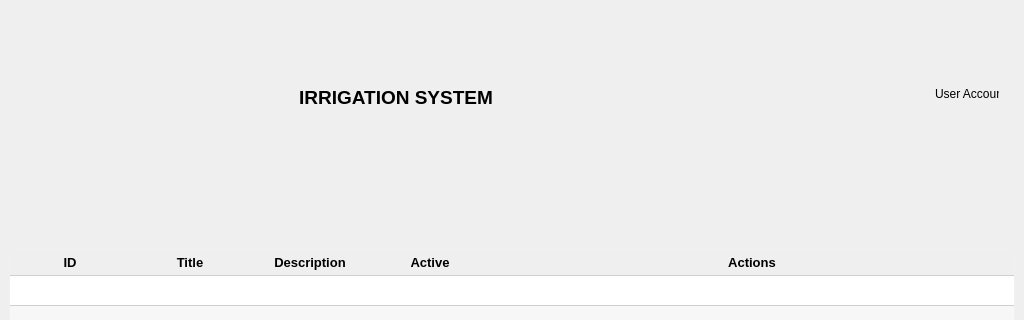
Before: the Qt Designer form main.ui in Quang-Nguyen-Van/MSE_Do-An-Tot-Nghiep, drawn with Qt 5; both pictures show x 0 to 1024 and y 0 to 320 of the 1024 by 800 pixel window.
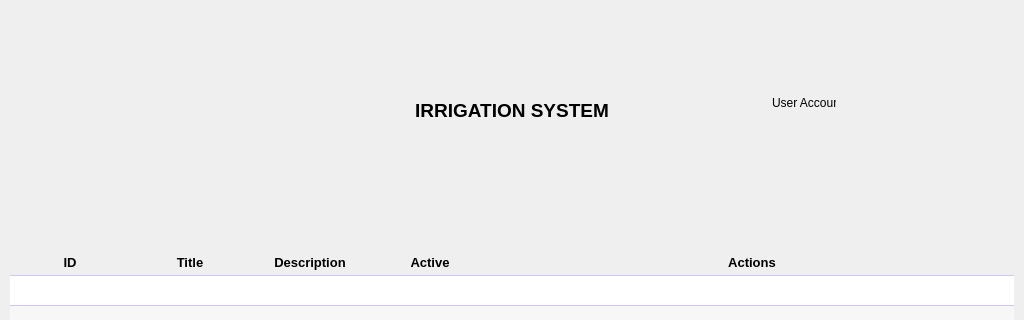
After: the same form once the commit is applied.

Commit message: fix fullScreen Main

What changed in the file:
```diff
--- a/main.ui
+++ b/main.ui
@@ -62,29 +62,47 @@
        <number>0</number>
       </property>
       <layout class="QHBoxLayout" name="horizontalLayout">
-       <property name="spacing">
-        <number>0</number>
-       </property>
-       <property name="leftMargin">
-        <number>0</number>
-       </property>
-       <property name="topMargin">
-        <number>0</number>
-       </property>
-       <property name="rightMargin">
-        <number>0</number>
-       </property>
-       <property name="bottomMargin">
-        <number>0</number>
-       </property>
-       <item alignment="Qt::AlignRight|Qt::AlignTop">
+       <item>
+        <widget class="QFrame" name="frame">
+         <property name="minimumSize">
+          <size>
+           <width>150</width>
+           <height>35</height>
+          </size>
+         </property>
+         <property name="maximumSize">
+          <size>
+           <width>200</width>
+           <height>35</height>
+          </size>
+         </property>
+         <property name="styleSheet">
+          <string notr="true">QFrame{
+	border: none;
+}</string>
+         </property>
+         <property name="frameShape">
+          <enum>QFrame::StyledPanel</enum>
+         </property>
+         <property name="frameShadow">
+          <enum>QFrame::Raised</enum>
+         </property>
+        </widget>
+       </item>
+       <item alignment="Qt::AlignTop">
         <widget class="QFrame" name="frame_4">
          <property name="minimumSize">
           <size>
-           <width>280</width>
+           <width>150</width>
            <height>50</height>
           </size>
          </property>
+         <property name="maximumSize">
+          <size>
+           <width>400</width>
+           <height>16777215</height>
+          </size>
+         </property>
          <property name="styleSheet">
           <string notr="true">QFrame{
 	border: none;
@@ -99,15 +117,9 @@
          <property name="lineWidth">
           <number>0</number>
          </property>
+         <layout class="QVBoxLayout" name="verticalLayout_3">
+          <item>
          <widget class="QLabel" name="label">
-          <property name="geometry">
-           <rect>
-            <x>60</x>
-            <y>10</y>
-            <width>208</width>
-            <height>23</height>
-           </rect>
-          </property>
           <property name="font">
            <font>
             <pointsize>14</pointsize>
@@ -122,14 +134,22 @@
            <set>Qt::AlignCenter</set>
           </property>
          </widget>
+          </item>
+         </layout>
         </widget>
        </item>
-       <item alignment="Qt::AlignRight|Qt::AlignTop">
+       <item alignment="Qt::AlignTop">
         <widget class="QFrame" name="frame_5">
          <property name="minimumSize">
           <size>
-           <width>100</width>
-           <height>30</height>
+           <width>150</width>
+           <height>35</height>
+          </size>
+         </property>
+         <property name="maximumSize">
+          <size>
+           <width>200</width>
+           <height>35</height>
           </size>
          </property>
          <property name="styleSheet">
@@ -149,7 +169,7 @@
          <widget class="QLabel" name="lbUser">
           <property name="geometry">
            <rect>
-            <x>20</x>
+            <x>10</x>
             <y>10</y>
             <width>64</width>
             <height>16</height>
```
Lines whose indentation alone changed are shown as unchanged. The commit also changes 1 other file.
